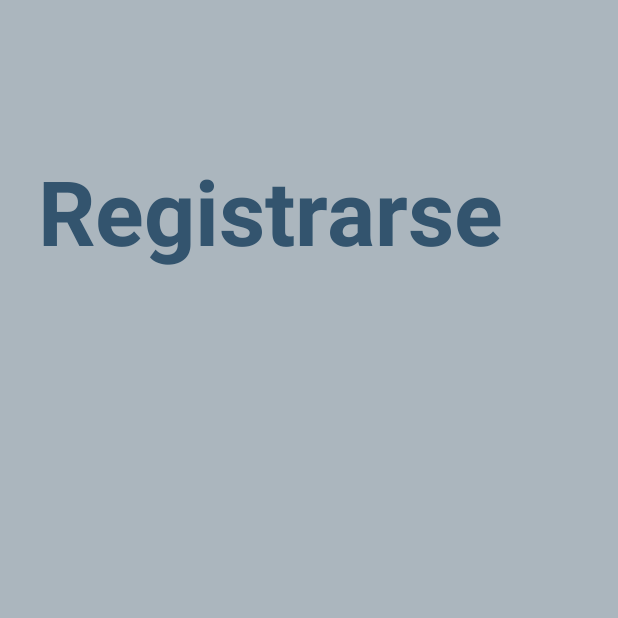
After one commit to wolfsengel/Ping_Fct, an Android app: the RegisterActivity screen opened directly, with no data from a screen before it, on a phone screen of 412 x 824 dp, the top half of it. The commit adds this screen. Run offline under Robolectric (Android 15) with nearby library versions, the phone set to English and light mode, and no system bars.

Commit message:
(+) Starting Concept, colors, strings, main page, firebase setup...

```diff
--- /dev/null
+++ b/app/src/main/java/com/siegengel/ping_fct/RegisterActivity.kt
@@ -0,0 +1,11 @@
+package com.siegengel.ping_fct
+
+import androidx.appcompat.app.AppCompatActivity
+import android.os.Bundle
+
+class RegisterActivity : AppCompatActivity() {
+    override fun onCreate(savedInstanceState: Bundle?) {
+        super.onCreate(savedInstanceState)
+        setContentView(R.layout.activity_register)
+    }
+}
--- /dev/null
+++ b/app/src/main/res/layout/activity_register.xml
@@ -0,0 +1,20 @@
+<?xml version="1.0" encoding="utf-8"?>
+<LinearLayout xmlns:android="http://schemas.android.com/apk/res/android"
+    android:layout_width="match_parent"
+    android:layout_height="match_parent"
+    android:background="@color/light_blue"
+    android:orientation="vertical">
+
+
+    <TextView
+        android:id="@+id/title_register"
+        android:layout_width="match_parent"
+        android:layout_height="wrap_content"
+        android:paddingStart="25dp"
+        android:paddingTop="100dp"
+        android:paddingEnd="25dp"
+        android:text="@string/title_register"
+        android:textColor="@color/dark_blue"
+        android:textSize="60sp"
+        android:textStyle="bold" />
+</LinearLayout>
--- a/app/src/main/res/values-night/themes.xml
+++ /dev/null
@@ -1,7 +0,0 @@
-<resources xmlns:tools="http://schemas.android.com/tools">
-    <!-- Base application theme. -->
-    <style name="Base.Theme.Ping_Fct" parent="Theme.Material3.DayNight.NoActionBar">
-        <!-- Customize your dark theme here. -->
-        <!-- <item name="colorPrimary">@color/my_dark_primary</item> -->
-    </style>
-</resources>
--- a/app/src/main/res/values/themes.xml
+++ b/app/src/main/res/values/themes.xml
@@ -1,8 +1,8 @@
 <resources xmlns:tools="http://schemas.android.com/tools">
-    <!-- Base application theme. -->
     <style name="Base.Theme.Ping_Fct" parent="Theme.Material3.DayNight.NoActionBar">
-        <!-- Customize your light theme here. -->
-        <!-- <item name="colorPrimary">@color/my_light_primary</item> -->
+        <item name="windowActionBar">false</item>
+        <item name="windowNoTitle">true</item>
+        <item name="android:windowFullscreen">true</item>
     </style>
 
     <style name="Theme.Ping_Fct" parent="Base.Theme.Ping_Fct" />
--- a/build.gradle.kts
+++ b/build.gradle.kts
@@ -1,3 +1,8 @@
+buildscript {
+    dependencies {
+        classpath("com.google.gms:google-services:4.4.0")
+    }
+}
 // Top-level build file where you can add configuration options common to all sub-projects/modules.
 plugins {
     id("com.android.application") version "8.1.4" apply false
--- a/gradle.properties
+++ b/gradle.properties
@@ -21,3 +21,4 @@ kotlin.code.style=official
 # resources declared in the library itself and none from the library's dependencies,
 # thereby reducing the size of the R class for that library
 android.nonTransitiveRClass=true
+android.enableJetifier=true
```
Also changed, not shown: app/build.gradle.kts (+13 -2 lines), app/src/main/AndroidManifest.xml (+6 -1 lines), app/src/main/java/com/siegengel/ping_fct/MainActivity.kt (deleted, +0 -11 lines), app/src/main/java/com/siegengel/ping_fct/StartActivity.kt (added, +11 -0 lines), app/src/main/res/drawable/button_style.xml (added, +10 -0 lines), app/src/main/res/layout/activity_main.xml (deleted, +0 -18 lines), app/src/main/res/layout/activity_start.xml (added, +45 -0 lines), app/src/main/res/values/colors.xml (+10 -2 lines), app/src/main/res/values/strings.xml (+12 -1 lines), 3 other files.
